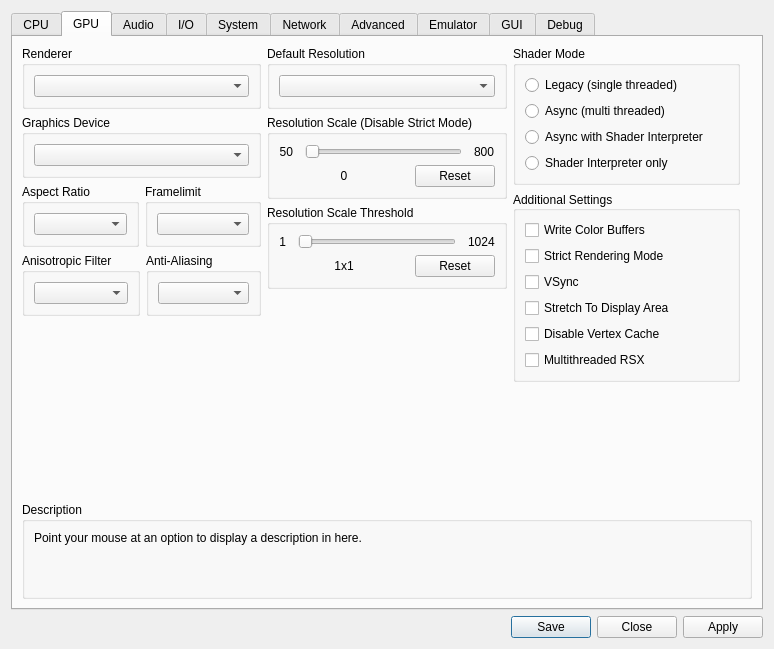
This is rpcs3/rpcs3qt/settings_dialog.ui in valgusk/rpcs3-old-rpcn as Qt 5 draws it before an edit. The edited form follows.
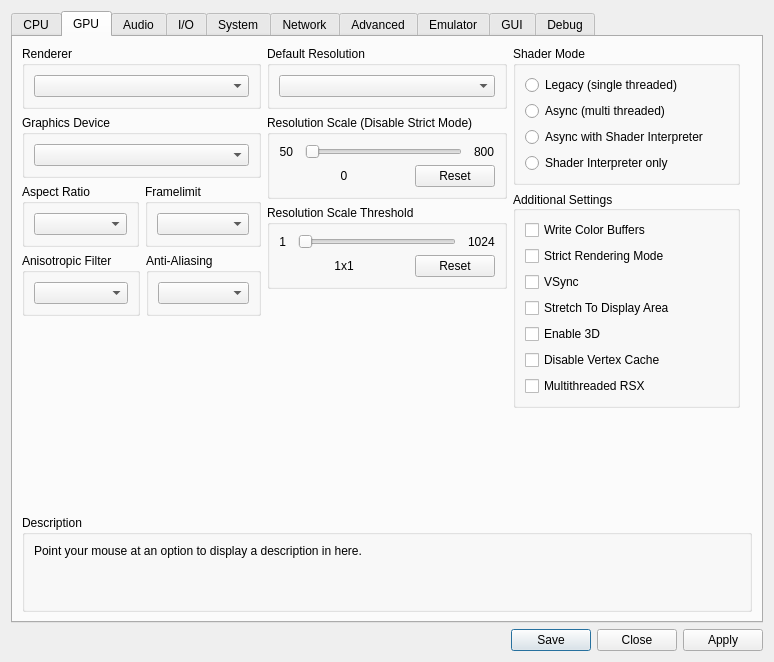
This is the edited form. The open tabs and pages were chosen to show the change. Icons and pictures are not drawn.

Commit message:
ui: add rsx some options to gui (#8512)
disable hw fp16 to advanced
3d tv support to gpu

The edit to the form file:
```diff
--- a/rpcs3/rpcs3qt/settings_dialog.ui
+++ b/rpcs3/rpcs3qt/settings_dialog.ui
@@ -722,6 +722,13 @@
                 </property>
                </widget>
               </item>
+            <item>
+             <widget class="QCheckBox" name="Enable3D">
+              <property name="text">
+               <string>Enable 3D</string>
+              </property>
+             </widget>
+            </item>
               <item>
                <widget class="QCheckBox" name="disableVertexCache">
                 <property name="text">
@@ -2092,6 +2099,13 @@
                 </property>
                </widget>
               </item>
+            <item>
+             <widget class="QCheckBox" name="DisableNativefp16">
+              <property name="text">
+               <string>Disable native float16 support</string>
+              </property>
+             </widget>
+            </item>
               <item>
                <widget class="QCheckBox" name="relaxedZCULL">
                 <property name="text">
```
The commit also changes 3 other files.
